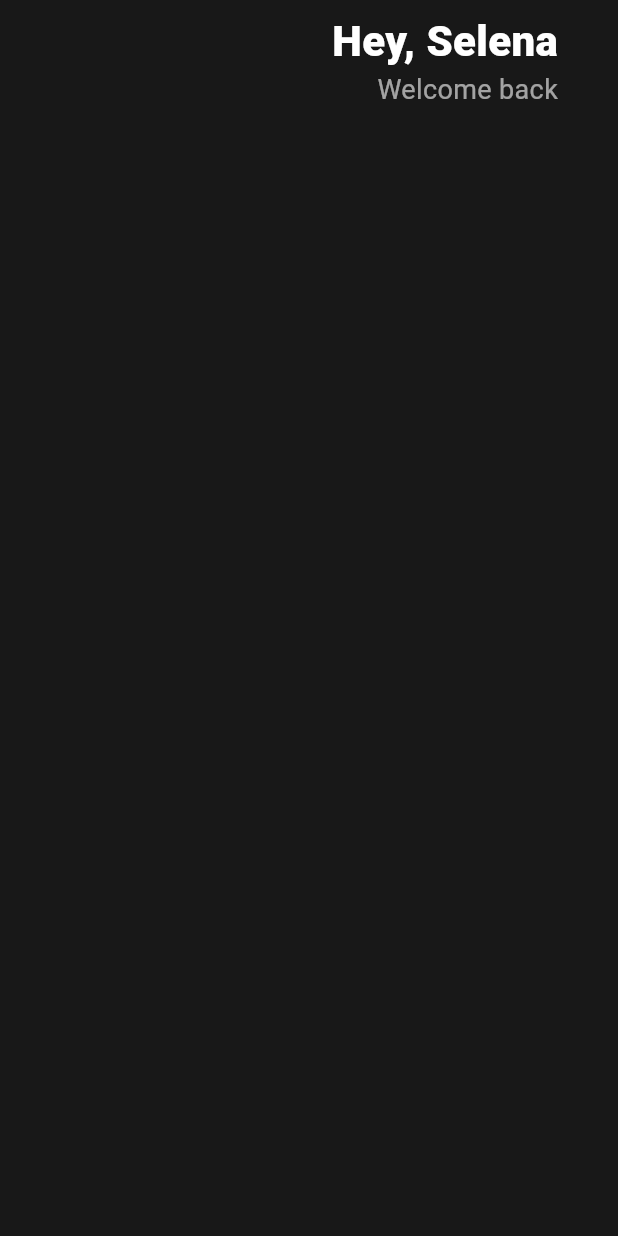
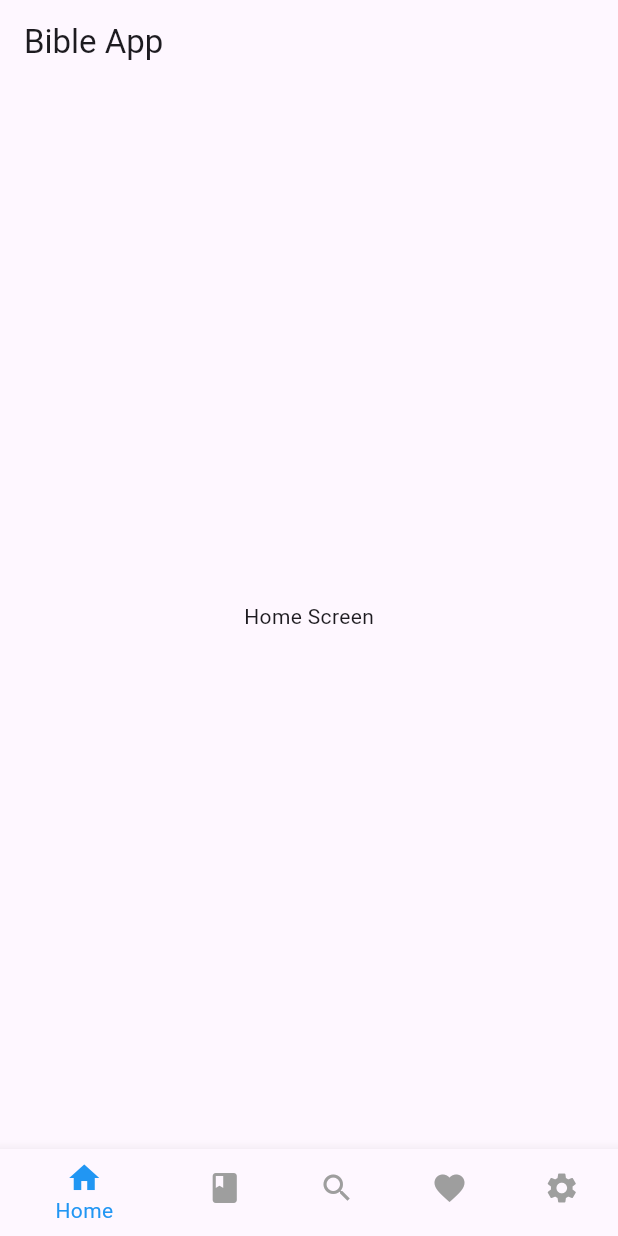
Before and after one commit to leafdesk/flutter, a Flutter app: the screen it shows after launch, on a phone screen of 412 x 824 dp. Run offline on Flutter 3.47's test engine with Material 3 defaults, Android fonts, the phone set to English and light mode, and no system bars.

Commit message:
feat: 하단 탭 및 페이지(스크린) 생성

```diff
--- a/lib/main.dart
+++ b/lib/main.dart
@@ -1,51 +1,87 @@
 import 'package:flutter/material.dart';
+import 'screens/home_screen.dart';
+import 'screens/bible_screen.dart';
+import 'screens/search_screen.dart';
+import 'screens/favorites_screen.dart';
+import 'screens/settings_screen.dart';
 
 void main() {
-  runApp(App());
+  runApp(const BibleApp());
 }
 
-class App extends StatelessWidget {
+class BibleApp extends StatelessWidget {
+  const BibleApp({super.key});
+
   @override
   Widget build(BuildContext context) {
     return MaterialApp(
-        home: Scaffold(
-      backgroundColor: Color(0xFF181818),
-      body: Padding(
-          padding: EdgeInsets.symmetric(
-            horizontal: 40,
+      title: 'Bible App',
+      theme: ThemeData(
+        primarySwatch: Colors.blue,
       ),
-          child: Column(
-            children: [
-              Row(
-                mainAxisAlignment: MainAxisAlignment.end,
-                children: [
-                  SizedBox(
-                    height: 80,
+      home: const HomePage(),
+    );
+  }
+}
+
+class HomePage extends StatefulWidget {
+  const HomePage({super.key});
+
+  @override
+  HomePageState createState() => HomePageState();
+}
+
+class HomePageState extends State<HomePage> {
+  int _selectedIndex = 0;
+  static final List<Widget> _widgetOptions = <Widget>[
+    const HomeScreen(),
+    const BibleScreen(),
+    const SearchScreen(),
+    const FavoritesScreen(),
+    const SettingsScreen(),
+  ];
+
+  void _onItemTapped(int index) {
+    setState(() {
+      _selectedIndex = index;
+    });
+  }
+
+  @override
+  Widget build(BuildContext context) {
+    return Scaffold(
+      appBar: AppBar(
+        title: const Text('Bible App'),
       ),
-                  Column(
-                    crossAxisAlignment: CrossAxisAlignment.end,
-                    children: [
-                      Text(
-                        'Hey, Selena',
-                        style: TextStyle(
-                          color: Colors.white,
-                          fontSize: 28,
-                          fontWeight: FontWeight.w800,
+      body: _widgetOptions.elementAt(_selectedIndex),
+      bottomNavigationBar: BottomNavigationBar(
+        items: const <BottomNavigationBarItem>[
+          BottomNavigationBarItem(
+            icon: Icon(Icons.home),
+            label: 'Home',
           ),
+          BottomNavigationBarItem(
+            icon: Icon(Icons.book),
+            label: 'Bible',
           ),
-                      Text(
-                        'Welcome back',
-                        style: TextStyle(
-                          color: Colors.white.withOpacity(0.6),
-                          fontSize: 18,
+          BottomNavigationBarItem(
+            icon: Icon(Icons.search),
+            label: 'Search',
           ),
+          BottomNavigationBarItem(
+            icon: Icon(Icons.favorite),
+            label: 'Favorites',
+          ),
+          BottomNavigationBarItem(
+            icon: Icon(Icons.settings),
+            label: 'Settings',
           ),
         ],
-                  )
-                ],
-              )
-            ],
-          )),
-    ));
+        currentIndex: _selectedIndex,
+        selectedItemColor: Colors.blue,
+        unselectedItemColor: Colors.grey,
+        onTap: _onItemTapped,
+      ),
+    );
   }
 }
--- /dev/null
+++ b/lib/screens/bible_screen.dart
@@ -0,0 +1,12 @@
+import 'package:flutter/material.dart';
+
+class BibleScreen extends StatelessWidget {
+  const BibleScreen({super.key});
+
+  @override
+  Widget build(BuildContext context) {
+    return const Center(
+      child: Text('Bible Screen'),
+    );
+  }
+}
--- /dev/null
+++ b/lib/screens/favorites_screen.dart
@@ -0,0 +1,12 @@
+import 'package:flutter/material.dart';
+
+class FavoritesScreen extends StatelessWidget {
+  const FavoritesScreen({super.key});
+
+  @override
+  Widget build(BuildContext context) {
+    return const Center(
+      child: Text('Favorites Screen'),
+    );
+  }
+}
--- /dev/null
+++ b/lib/screens/home_screen.dart
@@ -0,0 +1,12 @@
+import 'package:flutter/material.dart';
+
+class HomeScreen extends StatelessWidget {
+  const HomeScreen({super.key});
+
+  @override
+  Widget build(BuildContext context) {
+    return const Center(
+      child: Text('Home Screen'),
+    );
+  }
+}
--- /dev/null
+++ b/lib/screens/search_screen.dart
@@ -0,0 +1,12 @@
+import 'package:flutter/material.dart';
+
+class SearchScreen extends StatelessWidget {
+  const SearchScreen({super.key});
+
+  @override
+  Widget build(BuildContext context) {
+    return const Center(
+      child: Text('Search Screen'),
+    );
+  }
+}
--- /dev/null
+++ b/lib/screens/settings_screen.dart
@@ -0,0 +1,12 @@
+import 'package:flutter/material.dart';
+
+class SettingsScreen extends StatelessWidget {
+  const SettingsScreen({super.key});
+
+  @override
+  Widget build(BuildContext context) {
+    return const Center(
+      child: Text('Settings Screen'),
+    );
+  }
+}
```
Also changed, not shown: pubspec.yaml (+3 -71 lines), pubspec.lock. Lines whose indentation alone changed are shown as unchanged.
